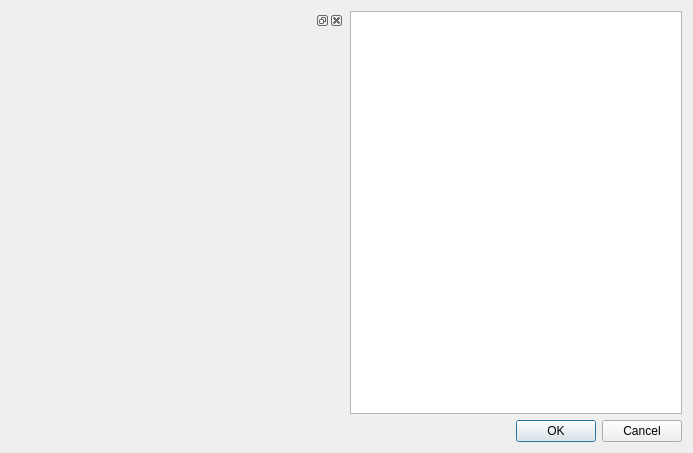
First picture: the form in Gui/FunctionViewer.ui, repository matcom/simspider, before the edit.
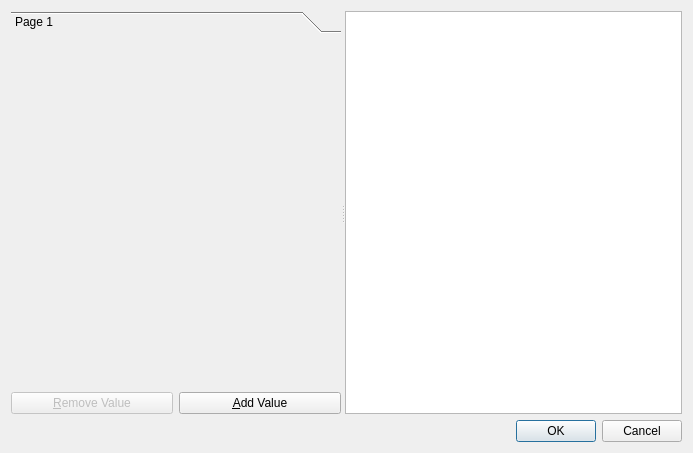
Second picture: the form after the edit.

Commit message:
Formulario FunctionViewer
- Cargar, agregar y eliminar valores

What changed in the file:
```diff
--- a/Gui/FunctionViewer.ui
+++ b/Gui/FunctionViewer.ui
@@ -15,18 +15,83 @@
   </property>
   <layout class="QVBoxLayout" name="verticalLayout_2">
    <item>
-    <layout class="QHBoxLayout" name="horizontalLayout">
-     <item>
-      <widget class="QDockWidget" name="dockWidget">
-       <widget class="QWidget" name="dockWidgetContents">
-        <layout class="QVBoxLayout" name="verticalLayout"/>
-       </widget>
-      </widget>
-     </item>
-     <item>
+    <widget class="QSplitter" name="splitter_2">
+     <property name="minimumSize">
+      <size>
+       <width>0</width>
+       <height>0</height>
+      </size>
+     </property>
+     <property name="orientation">
+      <enum>Qt::Horizontal</enum>
+     </property>
+     <widget class="QWidget" name="">
+      <layout class="QVBoxLayout" name="verticalLayout">
+       <property name="sizeConstraint">
+        <enum>QLayout::SetDefaultConstraint</enum>
+       </property>
+       <item>
+        <widget class="QToolBox" name="toolBox">
+         <property name="sizePolicy">
+          <sizepolicy hsizetype="Minimum" vsizetype="Preferred">
+           <horstretch>0</horstretch>
+           <verstretch>0</verstretch>
+          </sizepolicy>
+         </property>
+         <property name="minimumSize">
+          <size>
+           <width>250</width>
+           <height>0</height>
+          </size>
+         </property>
+         <property name="currentIndex">
+          <number>0</number>
+         </property>
+         <widget class="QWidget" name="page">
+          <property name="geometry">
+           <rect>
+            <x>0</x>
+            <y>0</y>
+            <width>330</width>
+            <height>346</height>
+           </rect>
+          </property>
+          <attribute name="label">
+           <string>Page 1</string>
+          </attribute>
+         </widget>
+        </widget>
+       </item>
+       <item>
+        <layout class="QHBoxLayout" name="horizontalLayout">
+         <item>
+          <widget class="QPushButton" name="btnRemove">
+           <property name="enabled">
+            <bool>false</bool>
+           </property>
+           <property name="text">
+            <string>&amp;Remove Value</string>
+           </property>
+          </widget>
+         </item>
+         <item>
+          <widget class="QPushButton" name="btnAdd">
+           <property name="text">
+            <string>&amp;Add Value</string>
+           </property>
+          </widget>
+         </item>
+        </layout>
+       </item>
+      </layout>
+     </widget>
+     <widget class="QSplitter" name="splitter">
+      <property name="orientation">
+       <enum>Qt::Horizontal</enum>
+      </property>
       <widget class="QGraphicsView" name="graphicsView"/>
-     </item>
-    </layout>
+     </widget>
+    </widget>
    </item>
    <item>
     <widget class="QDialogButtonBox" name="buttonBox">
```
The commit also changes 8 other files.
